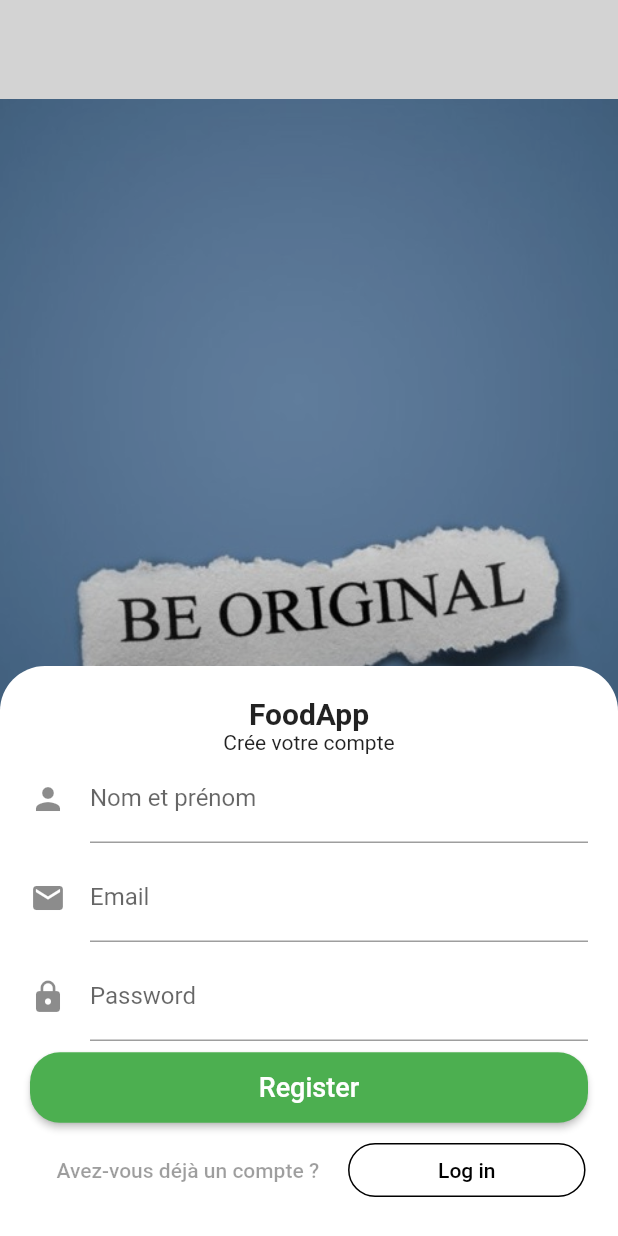
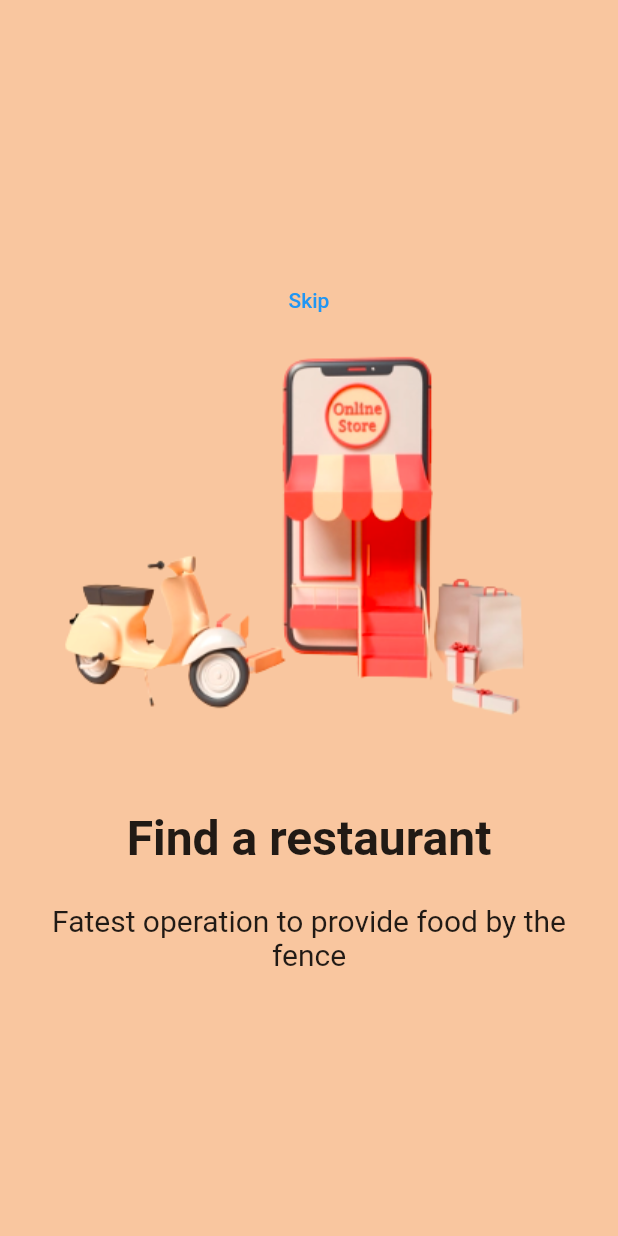
Before and after one commit to miraboy/foodApp, a Flutter app: the Register screen opened by its route, after a tap on "Register", on a phone screen of 412 x 824 dp. Run offline on Flutter 3.47's test engine with Material 2 defaults, Android fonts, the phone set to English and light mode, and no system bars.

Commit message:
pageView container done... miss the skip button and the pageController

```diff
--- a/lib/main.dart
+++ b/lib/main.dart
@@ -3,6 +3,7 @@ import 'package:FoodApp/screens/register.dart';
 import 'package:flutter/material.dart';
 import 'screens/accueil.dart';
 import 'screens/food.dart';
+import 'screens/onboarding.dart';
 void main() {
   runApp(const MyApp());
 }
@@ -25,7 +26,8 @@ class MyApp extends StatelessWidget {
         '/home':(context) => home(),
         '/login':(context) => login(),
         '/register':(context) => Register(),
-        '/foods':(context) => food()
+        '/foods':(context) => food(),
+        '/onboarding':(context) => Onboarding(),
       },
       home: const accueil(),
     );
--- /dev/null
+++ b/lib/screens/onboarding.dart
@@ -0,0 +1,133 @@
+import 'package:flutter/material.dart';
+
+class Onboarding extends StatelessWidget {
+  const Onboarding({super.key});
+
+  @override
+  Widget build(BuildContext context) {
+    return const OnboardingPage();
+  }
+}
+
+class OnboardingPage extends StatefulWidget {
+  const OnboardingPage({super.key});
+
+  @override
+  State<OnboardingPage> createState() => _OnboardingPageState();
+}
+
+class _OnboardingPageState extends State<OnboardingPage> {
+  final controller = PageController();
+  @override
+  void dispose() {
+    controller.dispose();
+    super.dispose();
+  }
+
+  @override
+  Widget build(BuildContext context) {
+    return Scaffold(
+      body: PageView(
+        controller: controller,
+        children: [
+          Container(
+              color: Color.fromRGBO(249, 198, 159, 1),
+              child: Column(
+                mainAxisAlignment: MainAxisAlignment.center,
+                children: [
+                  TextButton(onPressed: (){}, child: Text("Skip")),
+                  Image.asset(
+                    'lib/assets/onboarding1.png',
+                    fit: BoxFit.cover,
+                  ),
+                  const SizedBox(
+                    height: 45,
+                  ),
+                  Text(
+                    "Find a restaurant",
+                    style: TextStyle(fontSize: 32, fontWeight: FontWeight.bold),
+                  ),
+                  const SizedBox(
+                    height: 24,
+                  ),
+                  Container(
+                    padding: const EdgeInsets.symmetric(horizontal: 24),
+                    child: Text(
+                      "Fatest operation to provide food by the fence",
+                      style: TextStyle(
+                        fontSize: 20,
+                      ),
+                      textAlign: TextAlign.center,
+                    ),
+                  ),
+                ],
+              )),
+          Container(
+              color: Color.fromRGBO(255, 231, 156, 1),
+              child: Column(
+                mainAxisAlignment: MainAxisAlignment.center,
+                children: [
+                  TextButton(onPressed: (){}, child: Text("Skip")),
+                  Image.asset(
+                    'lib/assets/onboarding2.png',
+                    fit: BoxFit.cover,
+                  ),
+                  const SizedBox(
+                    height: 45,
+                  ),
+                  Text(
+                    "Contact us anytime",
+                    style: TextStyle(fontSize: 32, fontWeight: FontWeight.bold),
+                  ),
+                  const SizedBox(
+                    height: 24,
+                  ),
+                  Container(
+                    padding: const EdgeInsets.symmetric(horizontal: 24),
+                    child: Text(
+                      "You can contact with us after getting food delivery if there have any issues",
+                      style: TextStyle(
+                        fontSize: 20,
+                      ),
+                      textAlign: TextAlign.center,
+                    ),
+                  ),
+                ],
+              )),
+          Container(
+              color: Color.fromRGBO(105, 201, 248, 1),
+              child: Column(
+                mainAxisAlignment: MainAxisAlignment.center,
+                children: [
+                  TextButton(onPressed: (){}, child: Text("Skip")),
+                  Image.asset(
+                    'lib/assets/onboarding3.png',
+                    fit: BoxFit.cover,
+                  ),
+                  const SizedBox(
+                    height: 45,
+                  ),
+                  Text(
+                    "Pick the food you need",
+                    style: TextStyle(fontSize: 32, fontWeight: FontWeight.bold),
+                  ),
+                  const SizedBox(
+                    height: 24,
+                  ),
+                  Container(
+                    padding: const EdgeInsets.symmetric(horizontal: 24),
+                    child: Text(
+                      "After getting your choosen restaurant, you can choose your food",
+                      style: TextStyle(
+                        fontSize: 20,
+                      ),
+                      textAlign: TextAlign.center,
+                    ),
+                  ),
+                ],
+              )),
+        ],
+      ),
+    );
+  }
+}
--- a/lib/screens/register.dart
+++ b/lib/screens/register.dart
@@ -8,44 +8,53 @@ class Register extends StatelessWidget {
       body: Stack(
         fit: StackFit.expand,
         children: [
-          Image.asset('lib/assets/bg.jpg',fit: BoxFit.fitWidth,),
+          Image.asset(
+            'lib/assets/bg.jpg',
+            fit: BoxFit.fitWidth,
+          ),
           Container(
             color: const Color.fromARGB(40, 0, 0, 0),
             child: Column(
               crossAxisAlignment: CrossAxisAlignment.stretch,
               mainAxisAlignment: MainAxisAlignment.spaceBetween,
               children: [
-                const SizedBox(height: 10,),
+                const SizedBox(
+                  height: 10,
+                ),
                 Container(
                     decoration: const BoxDecoration(
-                        borderRadius: BorderRadius.vertical(top: Radius.circular(30)),
-                        color: Colors.white
-                    ),
+                        borderRadius:
+                            BorderRadius.vertical(top: Radius.circular(30)),
+                        color: Colors.white),
                     padding: const EdgeInsets.all(20),
                     child: Column(
                       mainAxisAlignment: MainAxisAlignment.start,
-                      children:  [
-
-                        const Text('FoodApp', style: TextStyle(fontSize: 20, fontWeight: FontWeight.bold),),
+                      children: [
+                        const Text(
+                          'FoodApp',
+                          style: TextStyle(
+                              fontSize: 20, fontWeight: FontWeight.bold),
+                        ),
                         const Text('Crée votre compte'),
                         Form(
                             child: Column(
                           crossAxisAlignment: CrossAxisAlignment.stretch,
-                              children:  [
+                          children: [
                             const TextField(
                               decoration: InputDecoration(
                                   labelText: 'Nom et prénom',
-                                        icon: Icon(Icons.person)
+                                  icon: Icon(Icons.person)),
                             ),
+                            const SizedBox(
+                              height: 7,
                             ),
-                                const SizedBox(height: 7,),
                             const TextField(
                               decoration: InputDecoration(
-                                      labelText: 'Email',
-                                      icon: Icon(Icons.email)
+                                  labelText: 'Email', icon: Icon(Icons.email)),
                             ),
+                            const SizedBox(
+                              height: 7,
                             ),
-                                const SizedBox(height: 7,),
                             const TextField(
                               decoration: InputDecoration(
                                 labelText: 'Password',
@@ -53,22 +62,32 @@ class Register extends StatelessWidget {
                               ),
                               obscureText: true,
                             ),
-                                const SizedBox(height: 7,),
+                            const SizedBox(
+                              height: 7,
+                            ),
                             ElevatedButton(
                               style: ElevatedButton.styleFrom(
                                 foregroundColor: Colors.white,
                                 backgroundColor: Colors.green,
                                 minimumSize: const Size(88, 36),
-                                    padding: const EdgeInsets.symmetric(vertical: 13),
+                                padding:
+                                    const EdgeInsets.symmetric(vertical: 13),
                                 shape: const RoundedRectangleBorder(
-                                      borderRadius: BorderRadius.all(Radius.circular(20)),
+                                  borderRadius:
+                                      BorderRadius.all(Radius.circular(20)),
                                 ),
                               ),
-                                  onPressed: () {},
-                                  child: const Text('Register', style: TextStyle(fontSize: 18),),
-
+                              onPressed: () {
+                                Navigator.pushNamed(context, '/onboarding');
+                              },
+                              child: const Text(
+                                'Register',
+                                style: TextStyle(fontSize: 18),
                               ),
-                                const SizedBox(height: 7,),
+                            ),
+                            const SizedBox(
+                              height: 7,
+                            ),
                             Row(
                               mainAxisAlignment: MainAxisAlignment.spaceAround,
                               children: [
@@ -76,47 +95,35 @@ class Register extends StatelessWidget {
                                     style: OutlinedButton.styleFrom(
                                       shape: const StadiumBorder(),
                                       side: const BorderSide(
-                                              width: 0,
-                                              color: Colors.transparent
-                                          ),
+                                          width: 0, color: Colors.transparent),
                                     ),
                                     onPressed: () {},
                                     child: const Text(
                                       'Avez-vous déjà un compte ?',
-                                          style: TextStyle(
-                                              color: Colors.black38
-                                          ),
-                                        )
-                                    ),
+                                      style: TextStyle(color: Colors.black38),
+                                    )),
                                 //const SizedBox(height: 10,),
                                 OutlinedButton(
                                     style: OutlinedButton.styleFrom(
-                                          padding: EdgeInsets.symmetric(horizontal: 60),
+                                      padding:
+                                          EdgeInsets.symmetric(horizontal: 60),
                                       shape: const StadiumBorder(),
                                       side: const BorderSide(
-                                              width: 1,
-                                              color: Colors.black
-                                          ),
+                                          width: 1, color: Colors.black),
                                     ),
                                     onPressed: () {
                                       Navigator.pushNamed(context, '/login');
                                     },
                                     child: const Text(
                                       'Log in',
-                                          style: TextStyle(
-                                              color: Colors.black
-                                          ),
-                                        )
+                                      style: TextStyle(color: Colors.black),
+                                    )),
+                              ],
                             ),
                           ],
-                                ),
-
+                        ))
                       ],
-                            )
-                        )
-                      ],
-                    )
-                )
+                    ))
               ],
             ),
           )
```
Also changed, not shown: lib/assets/onboarding1.png (added), lib/assets/onboarding2.png (added), lib/assets/onboarding3.png (added). Lines whose indentation alone changed are shown as unchanged.
